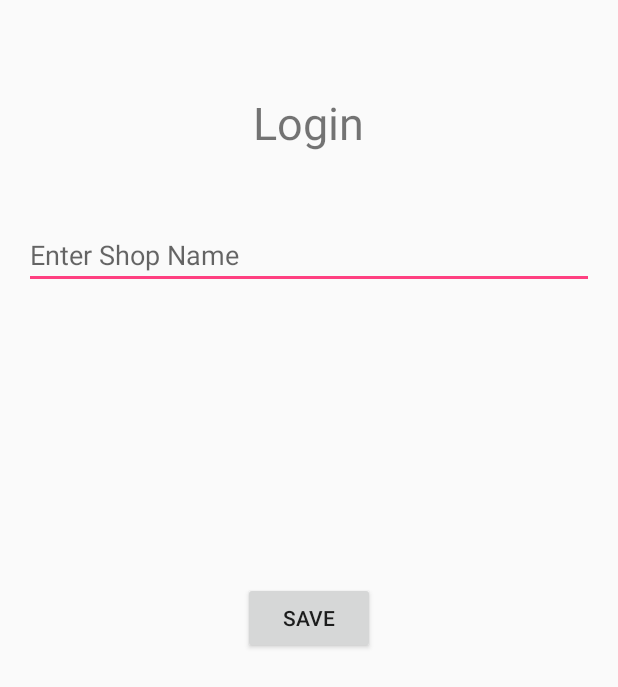
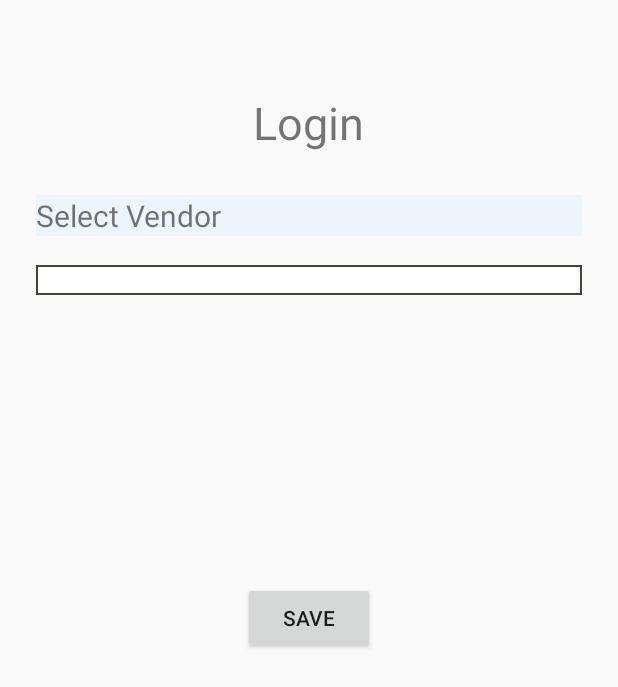
Before and after one commit to saugatchetry/myinventory-android-app, an Android app: the layout content_sign_in.xml on its own in the app's theme, with its tools: preview values and no code run, on a phone screen of 412 x 824 dp. Shown: the top 687 px of the screen. Run offline under Robolectric (Android 15) with nearby library versions, the phone set to English and light mode, and no system bars.

Commit message:
Added splash screeen and drop down

```diff
--- a/app/build.gradle
+++ b/app/build.gradle
@@ -30,7 +30,7 @@ dependencies {
     compile 'com.squareup.retrofit2:converter-gson:2.1.0'
     compile 'com.michaelpardo:activeandroid:3.1.0-SNAPSHOT'
     compile 'com.android.support:recyclerview-v7:25.0.0'
-    compile "com.android.support:cardview-v7:25.0.1"
-    compile "com.android.support:design:25.0.1"
+    compile 'com.android.support:cardview-v7:25.0.1'
+    compile 'com.android.support.constraint:constraint-layout:1.0.2'
     testCompile 'junit:junit:4.12'
 }
--- a/app/src/main/java/zakoi/com/myinventory/Utility/NetworkManager.java
+++ b/app/src/main/java/zakoi/com/myinventory/Utility/NetworkManager.java
@@ -19,7 +19,7 @@ public class NetworkManager {
 
     private static String Tag = "Network Manager";
     private static NetworkManager instance = null;
-    private ReceiptClient _client;
+    public ReceiptClient client;
     public enum API {
         GET_ALL_VENDORS,
         GET_ALL_ITEMS,
@@ -33,7 +33,7 @@ public class NetworkManager {
                 .baseUrl(Config.SERVER_URL)
                 .addConverterFactory(GsonConverterFactory.create(gson));
         Retrofit retrofit = builder1.build();
-        _client = retrofit.create(ReceiptClient.class);
+        client = retrofit.create(ReceiptClient.class);
     }
 
     // Singleton
@@ -45,6 +45,7 @@ public class NetworkManager {
         return instance;
     }
 
+
     public void sendRequest(NetworkInterface instance, API api) {
         Log.d(Tag, "Sending request");
     }
--- /dev/null
+++ b/app/src/main/res/drawable/background_splash.xml
@@ -0,0 +1,13 @@
+<?xml version="1.0" encoding="utf-8"?>
+<layer-list xmlns:android="http://schemas.android.com/apk/res/android">
+
+    <item
+        android:drawable="@color/colorPrimary"/>
+
+    <item>
+        <bitmap
+            android:gravity="center"
+            android:src="@mipmap/ic_launcher"/>
+    </item>
+
+</layer-list>
--- a/app/src/main/res/layout/content_sign_in.xml
+++ b/app/src/main/res/layout/content_sign_in.xml
@@ -24,16 +24,45 @@
         android:id="@+id/textView"
         android:textSize="30sp" />
 
-    <EditText
-        android:layout_width="match_parent"
-        android:layout_height="wrap_content"
-        android:inputType="textPersonName"
-        android:hint="Enter Shop Name"
-        android:ems="10"
+    <!--<EditText-->
+        <!--android:layout_width="match_parent"-->
+        <!--android:layout_height="wrap_content"-->
+        <!--android:inputType="textPersonName"-->
+        <!--android:hint="Enter Shop Name"-->
+        <!--android:ems="10"-->
+        <!--android:layout_below="@+id/textView"-->
+        <!--android:layout_centerHorizontal="true"-->
+        <!--android:layout_marginTop="45dp"-->
+        <!--android:id="@+id/vendorNameText" />-->
+
+    <RelativeLayout
+        android:padding="8dp"
+        android:layout_marginTop="20dp"
+        android:id="@+id/si_vendorLayout"
         android:layout_below="@+id/textView"
-        android:layout_centerHorizontal="true"
-        android:layout_marginTop="45dp"
-        android:id="@+id/vendorNameText" />
+        android:layout_width="wrap_content"
+        android:layout_height="wrap_content">
+        <TextView
+            android:layout_width="match_parent"
+            android:layout_height="wrap_content"
+            android:text="Select Vendor"
+            android:textSize="20sp"
+            android:ems="10"
+            android:background="#EBF5FB"
+            android:id="@+id/vendorText"/>
+
+        <Spinner
+            android:layout_width="match_parent"
+            android:layout_height="wrap_content"
+            android:layout_below="@+id/vendorText"
+            android:background="@drawable/round"
+            android:padding="10dp"
+            android:layout_alignParentEnd="true"
+            android:layout_marginTop="19dp"
+            android:id="@+id/vendorNameSpinner" />
+
+    </RelativeLayout>
+
 
     <Button
         android:text="Save"
--- a/app/src/main/res/values/strings.xml
+++ b/app/src/main/res/values/strings.xml
@@ -7,4 +7,5 @@
     <string name="title_activity_select_task">SelectTask</string>
     <string name="title_activity_stock_transfer">StockTransfer</string>
     <string name="title_activity_confirm_stock_transfer">ConfirmStockTransferActivity</string>
+
 </resources>
--- a/app/src/main/res/values/styles.xml
+++ b/app/src/main/res/values/styles.xml
@@ -13,6 +13,10 @@
         <item name="windowNoTitle">true</item>
     </style>
 
+    <style name="SplashTheme" parent="Theme.AppCompat.NoActionBar">
+        <item name="android:background">@drawable/background_splash</item>
+    </style>
+
     <style name="AppTheme.AppBarOverlay" parent="ThemeOverlay.AppCompat.Dark.ActionBar" />
 
     <style name="AppTheme.PopupOverlay" parent="ThemeOverlay.AppCompat.Light" />
```
Also changed, not shown: app/src/main/AndroidManifest.xml (+7 -3 lines), app/src/main/java/zakoi/com/myinventory/SignInActivity.java (+16 -57 lines), app/src/main/java/zakoi/com/myinventory/SplashScreen.java (added, +79 -0 lines), app/src/main/java/zakoi/com/myinventory/Utility/Config.java (+10 -1 lines), app/src/main/res/layout/activity_splash_screen.xml (added, +9 -0 lines).
